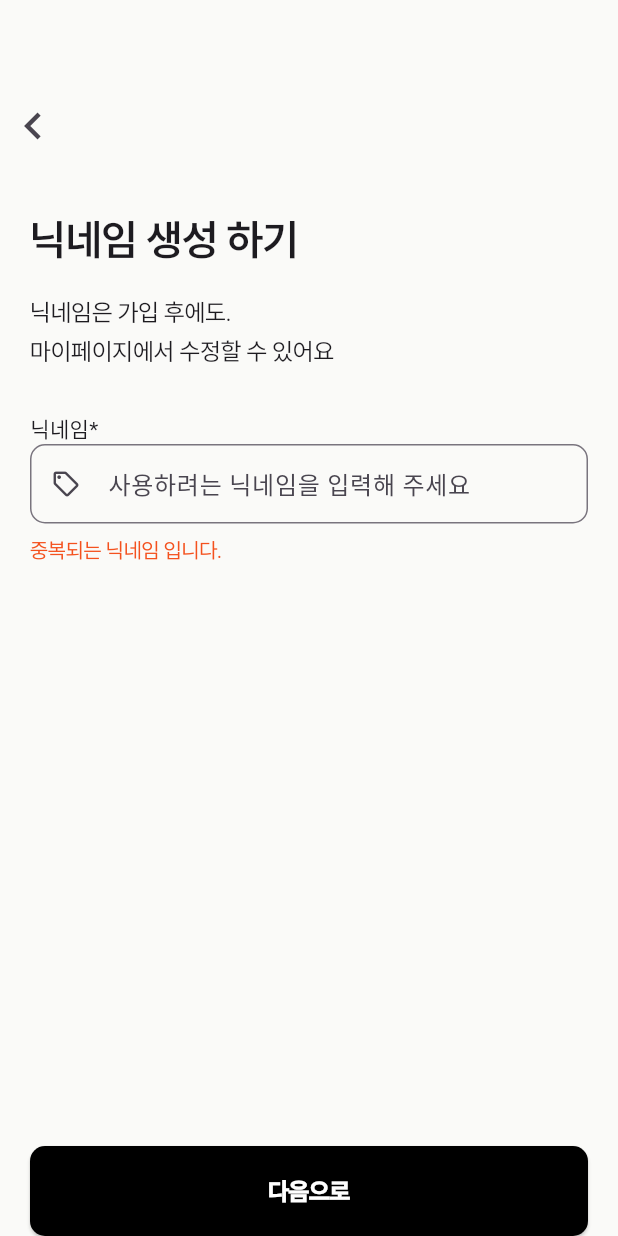
After one commit to DigNiche/muntum, a Flutter app: the NicknameScreen screen opened directly, on a phone screen of 412 x 824 dp. The commit adds this screen. Run offline on Flutter 3.47's test engine with Material 3 defaults, Android fonts, the phone set to English and light mode, and no system bars; project files that could hold a hidden picture were left out.

Commit message:
nickname screen

```diff
--- /dev/null
+++ b/lib/screens/onboarding/nickname.dart
@@ -0,0 +1,120 @@
+import 'package:flutter/material.dart';
+import 'package:muntum/constants/border_radius.dart';
+import 'package:muntum/constants/colors.dart';
+import 'package:muntum/constants/spacing.dart';
+import 'package:muntum/constants/typography.dart';
+
+class NicknameScreen extends StatefulWidget {
+  const NicknameScreen({super.key});
+
+  @override
+  State<NicknameScreen> createState() => _NicknameScreenState();
+}
+
+class _NicknameScreenState extends State<NicknameScreen> {
+  bool get _isNickNameValid {
+    return false;
+  }
+
+  @override
+  Widget build(BuildContext context) {
+    final nicknameErrorText = _isNickNameValid ? ' ' : '중복되는 닉네임 입니다.';
+    return Scaffold(
+      backgroundColor: AppColors.backgroundNormal,
+      body: SafeArea(
+        child: Padding(
+          padding: const EdgeInsets.symmetric(
+            horizontal: AppSpacing.horizontalMargin,
+          ),
+          child: Column(
+            mainAxisAlignment: MainAxisAlignment.spaceBetween,
+            crossAxisAlignment: CrossAxisAlignment.stretch,
+            children: [
+              Column(
+                crossAxisAlignment: CrossAxisAlignment.stretch,
+                children: [
+                  const SizedBox(height: 60),
+                  Transform.translate(
+                    offset: Offset(-20, 0),
+                    child: Align(
+                      alignment: Alignment.centerLeft,
+                      child: IconButton(
+                        alignment: Alignment.centerLeft,
+                        padding: EdgeInsets.zero,
+                        icon: const Icon(Icons.chevron_left, size: 36),
+                        onPressed: () {
+                          Navigator.pop(context);
+                        },
+                      ),
+                    ),
+                  ),
+                  const SizedBox(height: 32),
+                  Text('닉네임 생성 하기', style: AppTypography.display),
+
+                  const SizedBox(height: 16),
+                  Text(
+                    '닉네임은 가입 후에도.\n마이페이지에서 수정할 수 있어요',
+                    style: AppTypography.body1,
+                  ),
+                  const SizedBox(height: 28),
+                  Text("닉네임*"),
+                  TextField(
+                    keyboardType: TextInputType.emailAddress,
+                    decoration: InputDecoration(
+                      focusedBorder: OutlineInputBorder(
+                        borderRadius: BorderRadius.circular(AppRadius.radius_1),
+                        borderSide: BorderSide(
+                          color: AppColors.black,
+                          width: 2,
+                        ),
+                      ),
+                      hintText: '사용하려는 닉네임을 입력해 주세요 ',
+                      prefixIcon: const Icon(Icons.sell_outlined, size: 20),
+                      contentPadding: const EdgeInsets.symmetric(
+                        horizontal: 16,
+                        vertical: 14,
+                      ),
+                      border: OutlineInputBorder(
+                        borderRadius: BorderRadius.circular(AppRadius.radius_1),
+                      ),
+                    ),
+                  ),
+                  const SizedBox(height: 8),
+                  Text(
+                    nicknameErrorText,
+                    style: AppTypography.caption1.copyWith(
+                      color: nicknameErrorText.trim().isEmpty
+                          ? Colors.transparent
+                          : AppColors.error,
+                      fontSize: 14,
+                    ),
+                  ),
+                ],
+              ),
+              SizedBox(
+                height: 60,
+                child: ElevatedButton(
+                  style: ElevatedButton.styleFrom(
+                    backgroundColor: Colors.black,
+                    foregroundColor: Colors.white,
+                    shape: RoundedRectangleBorder(
+                      borderRadius: BorderRadius.circular(AppRadius.radius_1),
+                    ),
+                  ),
+                  onPressed: () {},
+                  child: Text(
+                    '다음으로',
+                    style: AppTypography.button.copyWith(
+                      fontSize: 16,
+                      fontWeight: FontWeight.w900,
+                    ),
+                  ),
+                ),
+              ),
+            ],
+          ),
+        ),
+      ),
+    );
+  }
+}
--- a/lib/screens/onboarding/sign_up.dart
+++ b/lib/screens/onboarding/sign_up.dart
@@ -3,6 +3,7 @@ import 'package:muntum/constants/border_radius.dart';
 import 'package:muntum/constants/colors.dart';
 import 'package:muntum/constants/spacing.dart';
 import 'package:muntum/constants/typography.dart';
+import 'package:muntum/screens/onboarding/nickname.dart';
 
 class SignUpScreen extends StatefulWidget {
   const SignUpScreen({super.key});
@@ -292,7 +293,14 @@ class _SignUpScreenState extends State<SignUpScreen> {
                       _isEmailValid &&
                           _isPasswordValid &&
                           _isConfirmPasswordValid
-                      ? () {}
+                      ? () {
+                          Navigator.push(
+                            context,
+                            MaterialPageRoute(
+                              builder: (context) => NicknameScreen(),
+                            ),
+                          );
+                        }
                       : null,
                   child: Text(
                     '다음으로',
```
